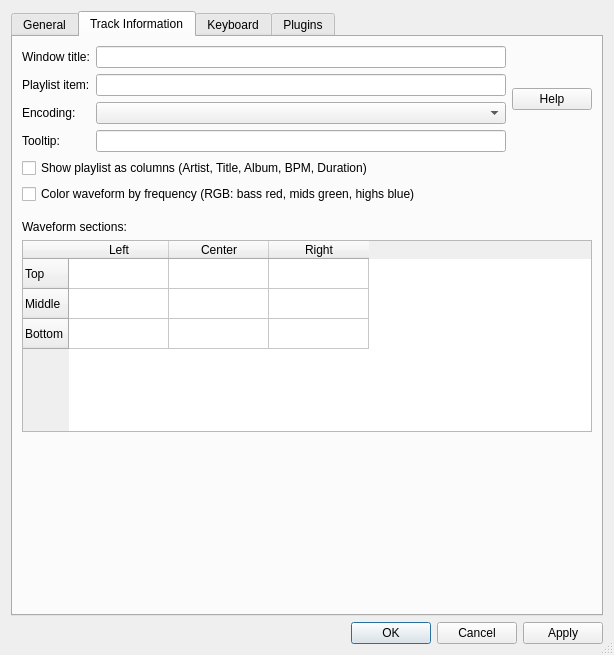
Qt form src/preferencesDialog.ui (khoshekh-dj/nulloy) before a commit.
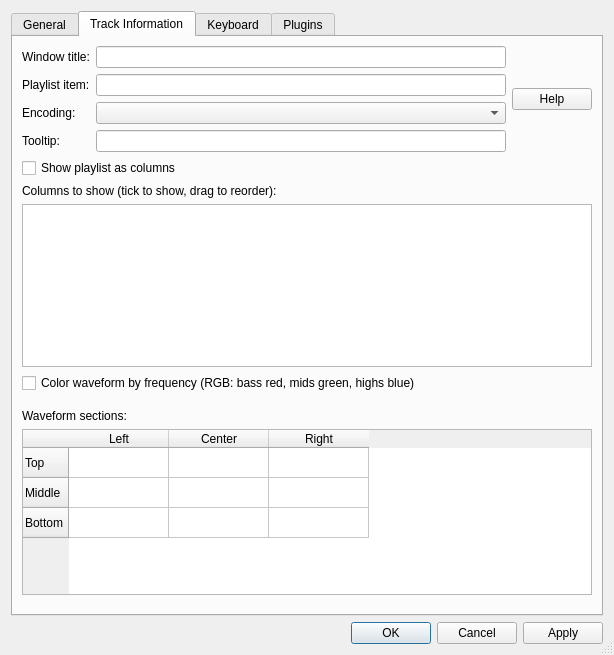
The same form after that commit. The open tabs and pages were chosen to show the change. Custom widgets are drawn as their Qt base class.

Commit message: Choose playlist columns in Preferences; add Genre, Key, Label

```diff
--- a/src/preferencesDialog.ui
+++ b/src/preferencesDialog.ui
@@ -1187,7 +1187,39 @@
        <item>
         <widget class="QCheckBox" name="playlistColumnsCheckBox">
          <property name="text">
-          <string>Show playlist as columns (Artist, Title, Album, BPM, Duration)</string>
+          <string>Show playlist as columns</string>
+         </property>
+        </widget>
+       </item>
+       <item>
+        <widget class="QLabel" name="playlistColumnsLabel">
+         <property name="text">
+          <string>Columns to show (tick to show, drag to reorder):</string>
+         </property>
+        </widget>
+       </item>
+       <item>
+        <widget class="QListWidget" name="playlistColumnsList">
+         <property name="minimumSize">
+          <size>
+           <width>0</width>
+           <height>150</height>
+          </size>
+         </property>
+         <property name="maximumSize">
+          <size>
+           <width>16777215</width>
+           <height>190</height>
+          </size>
+         </property>
+         <property name="dragDropMode">
+          <enum>QAbstractItemView::InternalMove</enum>
+         </property>
+         <property name="defaultDropAction">
+          <enum>Qt::MoveAction</enum>
+         </property>
+         <property name="alternatingRowColors">
+          <bool>true</bool>
          </property>
         </widget>
        </item>
```
The commit also changes 4 other files.
